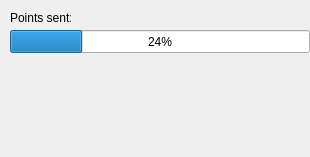
The window that drawprocess.ui (Bogachevx/Artist) describes before a commit, drawn with Qt 5.
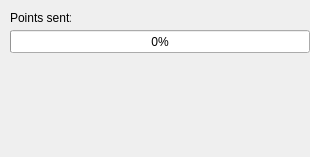
The same window after the commit. Icons and pictures are not drawn.

```diff
--- a/drawprocess.ui
+++ b/drawprocess.ui
@@ -26,7 +26,7 @@
     </rect>
    </property>
    <property name="value">
-    <number>24</number>
+    <number>0</number>
    </property>
   </widget>
   <widget class="QLabel" name="label">
```
